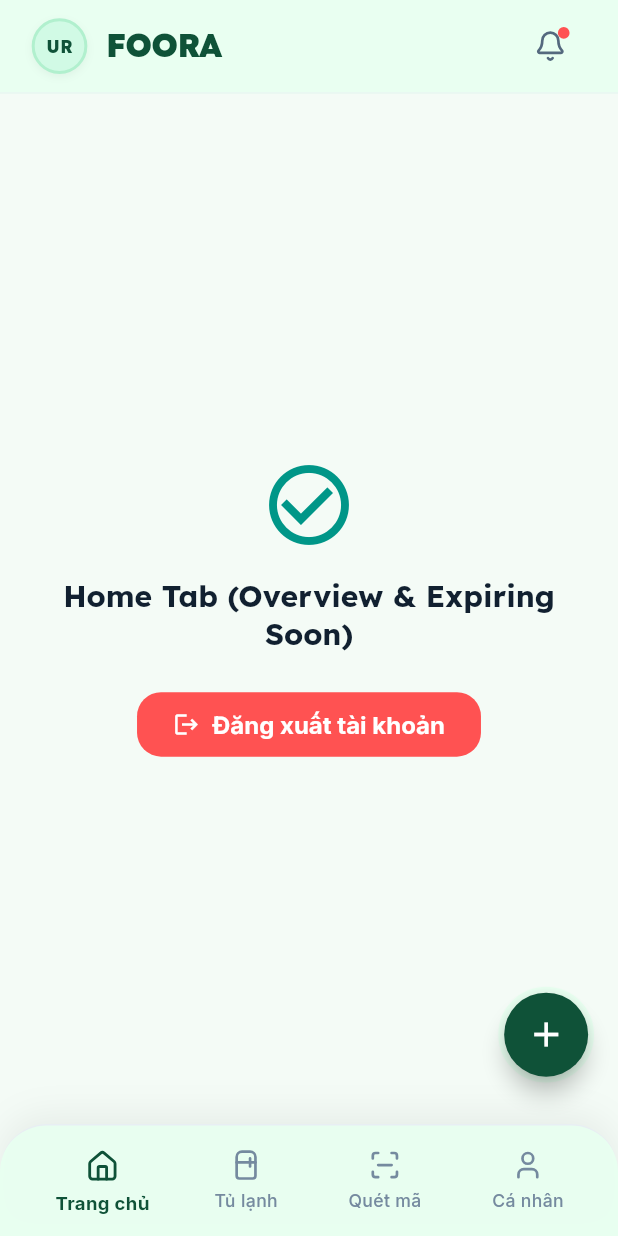
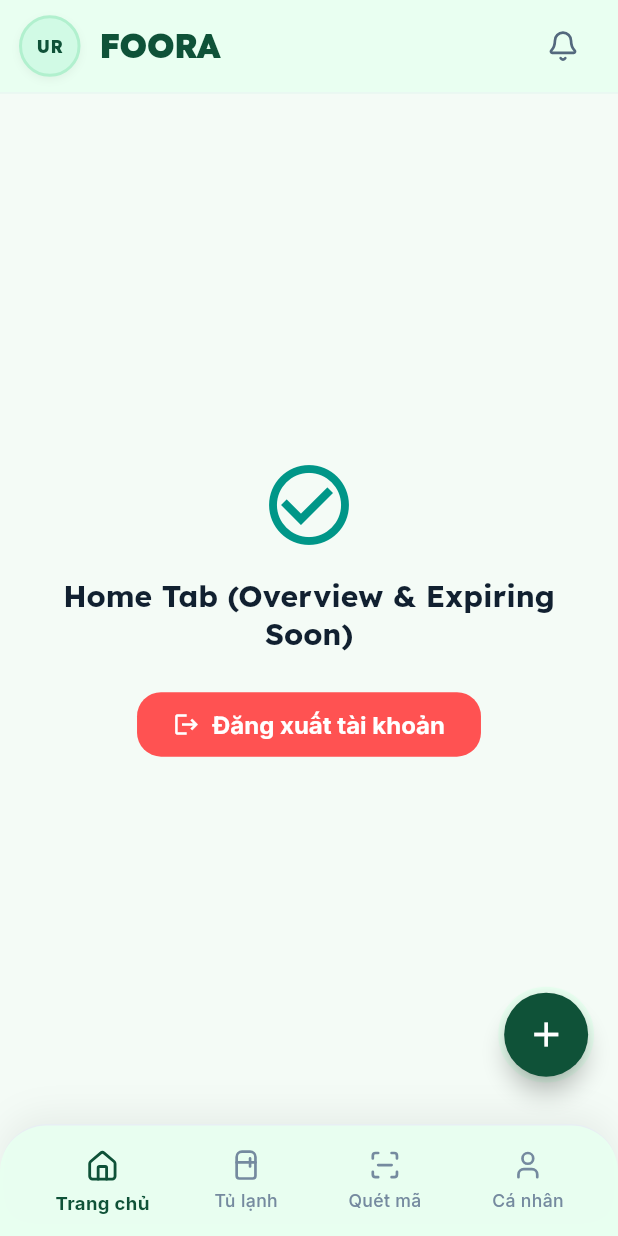
Before and after one commit to DuongLDT2005/FOORA, a Flutter app: the screen it shows once a user with an empty profile is signed in, on a phone screen of 412 x 824 dp. Run offline on Flutter 3.47's test engine with Material 3 defaults, Android fonts, the phone set to English and light mode, and no system bars; our stand-ins replace cloud_firestore, cloud_functions, connectivity_plus, firebase_auth, firebase_core, firebase_messaging and 10 more; missing offline and left inert: google_mlkit_text_recognition; accounts and stored records are empty.

Commit message:
refactor: update app routing and shared UI components

```diff
--- a/lib/core/routes/app_router.dart
+++ b/lib/core/routes/app_router.dart
@@ -9,6 +9,19 @@ import '../../features/auth/presentation/providers/auth_provider.dart';
 import '../../features/auth/presentation/widgets/auth_shell_scaffold.dart';
 import '../../features/inventory/domain/entities/inventory_item.dart';
 import '../../features/inventory/presentation/pages/item_form_page.dart';
+import '../../features/notification/presentation/pages/notification_page.dart';
+import '../../features/payment/presentation/pages/payment_history_page.dart';
+import '../../features/payment/presentation/pages/payment_page.dart';
+import '../../features/payment/presentation/pages/payment_qr_page.dart';
+import '../../features/payment/presentation/pages/payment_result_page.dart';
+import '../../features/profile/presentation/pages/contact_us_page.dart';
+import '../../features/profile/presentation/pages/edit_profile_page.dart';
+import '../../features/profile/presentation/pages/help_center_page.dart';
+import '../../features/profile/presentation/pages/my_membership_page.dart';
+import '../../features/profile/presentation/pages/notification_settings_page.dart';
+import '../../features/profile/presentation/pages/privacy_settings_page.dart';
+import '../../features/profile/presentation/pages/profile_page.dart';
+import '../../features/profile/presentation/pages/report_bug_page.dart';
 import '../../features/receipt/presentation/pages/receipt_scan_page.dart';
 import '../../shared/layouts/mobile_shell_scaffold.dart';
 import '../firebase/auth_session_providers.dart';
@@ -122,26 +135,64 @@ final routerProvider = Provider<GoRouter>((ref) {
       GoRoute(
         path: AppRouteNames.notifications,
         name: 'notifications',
-        builder: (context, state) =>
-            const _PlaceholderScreen(title: 'Notifications (FEFO Warnings)'),
+        builder: (context, state) => const NotificationPage(),
       ),
       GoRoute(
         path: AppRouteNames.profileDetail,
         name: 'profileDetail',
-        builder: (context, state) =>
-            const _PlaceholderScreen(title: 'Profile Detail (Edit Profile)'),
+        builder: (context, state) => const EditProfilePage(),
+      ),
+      GoRoute(
+        path: AppRouteNames.notificationSettings,
+        name: 'notificationSettings',
+        builder: (context, state) => const NotificationSettingsPage(),
+      ),
+      GoRoute(
+        path: AppRouteNames.myMembership,
+        name: 'myMembership',
+        builder: (context, state) => const MyMembershipPage(),
+      ),
+      GoRoute(
+        path: AppRouteNames.privacySettings,
+        name: 'privacySettings',
+        builder: (context, state) => const PrivacySettingsPage(),
+      ),
+      GoRoute(
+        path: AppRouteNames.helpCenter,
+        name: 'helpCenter',
+        builder: (context, state) => const HelpCenterPage(),
+      ),
+      GoRoute(
+        path: AppRouteNames.contactUs,
+        name: 'contactUs',
+        builder: (context, state) => const ContactUsPage(),
+      ),
+      GoRoute(
+        path: AppRouteNames.reportBug,
+        name: 'reportBug',
+        builder: (context, state) => const ReportBugPage(),
       ),
       GoRoute(
         path: AppRouteNames.membership,
         name: 'membership',
-        builder: (context, state) =>
-            const _PlaceholderScreen(title: 'Membership (Free / Premium)'),
+        builder: (context, state) => const PaymentPage(),
       ),
       GoRoute(
         path: AppRouteNames.paymentHistory,
         name: 'paymentHistory',
+        builder: (context, state) => const PaymentHistoryPage(),
+      ),
+      GoRoute(
+        path: AppRouteNames.paymentResult,
+        name: 'paymentResult',
         builder: (context, state) =>
-            const _PlaceholderScreen(title: 'Payment History'),
+            PaymentResultPage(paymentId: state.pathParameters['paymentId']!),
+      ),
+      GoRoute(
+        path: AppRouteNames.paymentQr,
+        name: 'paymentQr',
+        builder: (context, state) =>
+            PaymentQrPage(paymentId: state.pathParameters['paymentId']!),
       ),
       GoRoute(
         path: AppRouteNames.itemForm,
@@ -198,9 +249,7 @@ final routerProvider = Provider<GoRouter>((ref) {
               GoRoute(
                 path: AppRouteNames.profile,
                 name: 'profile',
-                builder: (context, state) => const _PlaceholderScreen(
-                  title: 'Profile Tab (Account & Settings)',
-                ),
+                builder: (context, state) => const ProfilePage(),
               ),
             ],
           ),
@@ -443,8 +492,9 @@ class _PlaceholderScreen extends ConsumerWidget {
                 const SizedBox(height: 8),
                 Text(
                   'Đang đăng nhập: $userEmail',
-                  style: Theme.of(context).textTheme.bodyMedium
-                      ?.copyWith(color: Colors.grey[600]),
+                  style: Theme.of(
+                    context,
+                  ).textTheme.bodyMedium?.copyWith(color: Colors.grey[600]),
                 ),
               ],
               const SizedBox(height: 24),
--- a/lib/core/routes/route_names.dart
+++ b/lib/core/routes/route_names.dart
@@ -15,8 +15,20 @@ class AppRouteNames {
   static const String itemForm = '/inventory/item-form';
   static const String notifications = '/notifications';
   static const String profileDetail = '/profile/detail';
+  static const String notificationSettings = '/profile/notification-settings';
+  static const String myMembership = '/profile/my-membership';
+  static const String privacySettings = '/profile/privacy-settings';
+  static const String helpCenter = '/profile/help-center';
+  static const String contactUs = '/profile/contact';
+  static const String reportBug = '/profile/report-bug';
   static const String membership = '/membership';
   static const String paymentHistory = '/payment-history';
+  static const String paymentQr = '/payment/:paymentId';
+  static const String paymentResult = '/payment/:paymentId/result';
+
+  static String paymentQrPath(String paymentId) => '/payment/$paymentId';
+  static String paymentResultPath(String paymentId) =>
+      '/payment/$paymentId/result';
 
   // --- Web Admin Routes ---
   static const String adminLogin = '/admin/login';
--- a/lib/shared/layouts/mobile_shell_scaffold.dart
+++ b/lib/shared/layouts/mobile_shell_scaffold.dart
@@ -9,6 +9,7 @@ import '../../core/firebase/firebase_providers.dart';
 import '../../core/routes/route_names.dart';
 import '../../core/theme/app_colors.dart';
 import '../../core/theme/app_text_styles.dart';
+import '../../features/notification/presentation/providers/notification_provider.dart';
 import '../widgets/app_button.dart';
 
 /// Shell Scaffold for Mobile Tabs (Home, Inventory, Scan, Profile)
@@ -22,6 +23,9 @@ class MobileShellScaffold extends ConsumerWidget {
   Widget build(BuildContext context, WidgetRef ref) {
     final user = ref.watch(firebaseAuthProvider).currentUser;
     final currentIndex = navigationShell.currentIndex;
+    final unreadCount = user == null
+        ? 0
+        : ref.watch(unreadNotificationCountProvider(user.uid));
     final isScanTab = currentIndex == 2;
 
     return Scaffold(
@@ -30,6 +34,7 @@ class MobileShellScaffold extends ConsumerWidget {
           ? null
           : _MobileShellHeader(
               userInitial: _getUserInitial(user?.displayName, user?.email),
+              unreadCount: unreadCount,
               onNotificationTap: () {
                 context.push(AppRouteNames.notifications);
               },
@@ -65,7 +70,9 @@ class MobileShellScaffold extends ConsumerWidget {
       if (names.length >= 2) {
         return '${names.first[0]}${names.last[0]}'.toUpperCase();
       }
-      return names.first.substring(0, names.first.length >= 2 ? 2 : 1).toUpperCase();
+      return names.first
+          .substring(0, names.first.length >= 2 ? 2 : 1)
+          .toUpperCase();
     }
     if (email != null && email.isNotEmpty) {
       return email.substring(0, email.length >= 2 ? 2 : 1).toUpperCase();
@@ -75,12 +82,15 @@ class MobileShellScaffold extends ConsumerWidget {
 }
 
 /// Sticky Header Widget for Mobile Shell
-class _MobileShellHeader extends StatelessWidget implements PreferredSizeWidget {
+class _MobileShellHeader extends StatelessWidget
+    implements PreferredSizeWidget {
   final String userInitial;
+  final int unreadCount;
   final VoidCallback onNotificationTap;
 
   const _MobileShellHeader({
     required this.userInitial,
+    required this.unreadCount,
     required this.onNotificationTap,
   });
 
@@ -99,7 +109,7 @@ class _MobileShellHeader extends StatelessWidget implements PreferredSizeWidget
       child: SafeArea(
         bottom: false,
         child: Padding(
-          padding: EdgeInsets.symmetric(horizontal: 20.w, vertical: 8.h),
+          padding: EdgeInsets.symmetric(horizontal: 12.w, vertical: 8.h),
           child: Row(
             mainAxisAlignment: MainAxisAlignment.spaceBetween,
             crossAxisAlignment: CrossAxisAlignment.center,
@@ -108,8 +118,8 @@ class _MobileShellHeader extends StatelessWidget implements PreferredSizeWidget
               Row(
                 children: [
                   Container(
-                    width: 38.r,
-                    height: 38.r,
+                    width: 42.r,
+                    height: 42.r,
                     decoration: BoxDecoration(
                       color: AppColors.emerald100,
                       shape: BoxShape.circle,
@@ -139,7 +149,7 @@ class _MobileShellHeader extends StatelessWidget implements PreferredSizeWidget
                   Text(
                     'FOORA',
                     style: GoogleFonts.lexend(
-                      fontSize: 22.sp,
+                      fontSize: 23.sp,
                       fontWeight: FontWeight.w900,
                       color: AppColors.primary,
                       letterSpacing: -0.5,
@@ -158,18 +168,29 @@ class _MobileShellHeader extends StatelessWidget implements PreferredSizeWidget
                       size: 22.r,
                       color: AppColors.slate500,
                     ),
+                    if (unreadCount > 0)
                       Positioned(
-                      top: -2.h,
-                      right: -2.w,
+                        top: -7.h,
+                        right: -8.w,
                         child: Container(
-                        padding: EdgeInsets.all(3.r),
+                          constraints: BoxConstraints(
+                            minWidth: 18.r,
+                            minHeight: 18.r,
+                          ),
+                          padding: EdgeInsets.symmetric(horizontal: 4.w),
                           decoration: const BoxDecoration(
-                          color: Colors.redAccent,
+                            color: AppColors.red500,
                             shape: BoxShape.circle,
                           ),
-                        constraints: BoxConstraints(
-                          minWidth: 8.r,
-                          minHeight: 8.r,
+                          alignment: Alignment.center,
+                          child: Text(
+                            unreadCount > 99 ? '99+' : '$unreadCount',
+                            style: TextStyle(
+                              color: Colors.white,
+                              fontSize: 10.sp,
+                              fontWeight: FontWeight.w700,
+                              height: 1,
+                            ),
                           ),
                         ),
                       ),
@@ -205,10 +226,7 @@ class _MobileBottomNavBar extends StatelessWidget {
         color: AppColors.surface.withAlpha(245),
         borderRadius: BorderRadius.vertical(top: Radius.circular(32.r)),
         border: const Border(
-          top: BorderSide(
-            color: AppColors.slate100,
-            width: 1,
-          ),
+          top: BorderSide(color: AppColors.slate100, width: 1),
         ),
         boxShadow: [
           BoxShadow(
@@ -271,7 +289,9 @@ class _MobileBottomNavBar extends StatelessWidget {
         duration: const Duration(milliseconds: 200),
         curve: Curves.easeInOut,
         padding: EdgeInsets.symmetric(horizontal: 14.w, vertical: 8.h),
-        transform: isSelected ? Matrix4.diagonal3Values(1.05, 1.05, 1.0) : Matrix4.identity(),
+        transform: isSelected
+            ? Matrix4.diagonal3Values(1.05, 1.05, 1.0)
+            : Matrix4.identity(),
         child: Column(
           mainAxisSize: MainAxisSize.min,
           children: [
--- a/lib/shared/widgets/app_text_field.dart
+++ b/lib/shared/widgets/app_text_field.dart
@@ -12,6 +12,7 @@ class AppTextField extends StatelessWidget {
   final bool isRequired;
   final TextInputType keyboardType;
   final bool obscureText;
+  final int maxLines;
   final String? Function(String?)? validator;
   final Widget? prefixIcon;
   final Widget? suffixIcon;
@@ -36,6 +37,7 @@ class AppTextField extends StatelessWidget {
     this.isRequired = false,
     this.keyboardType = TextInputType.text,
     this.obscureText = false,
+    this.maxLines = 1,
     this.validator,
     this.prefixIcon,
     this.suffixIcon,
@@ -92,6 +94,7 @@ class AppTextField extends StatelessWidget {
           focusNode: focusNode,
           keyboardType: keyboardType,
           obscureText: obscureText,
+          maxLines: maxLines,
           validator: validator,
           enabled: enabled,
           textInputAction: textInputAction,
```
Also changed, not shown: lib/shared/widgets/app_button.dart (+63 -0 lines). Lines whose indentation alone changed are shown as unchanged.
